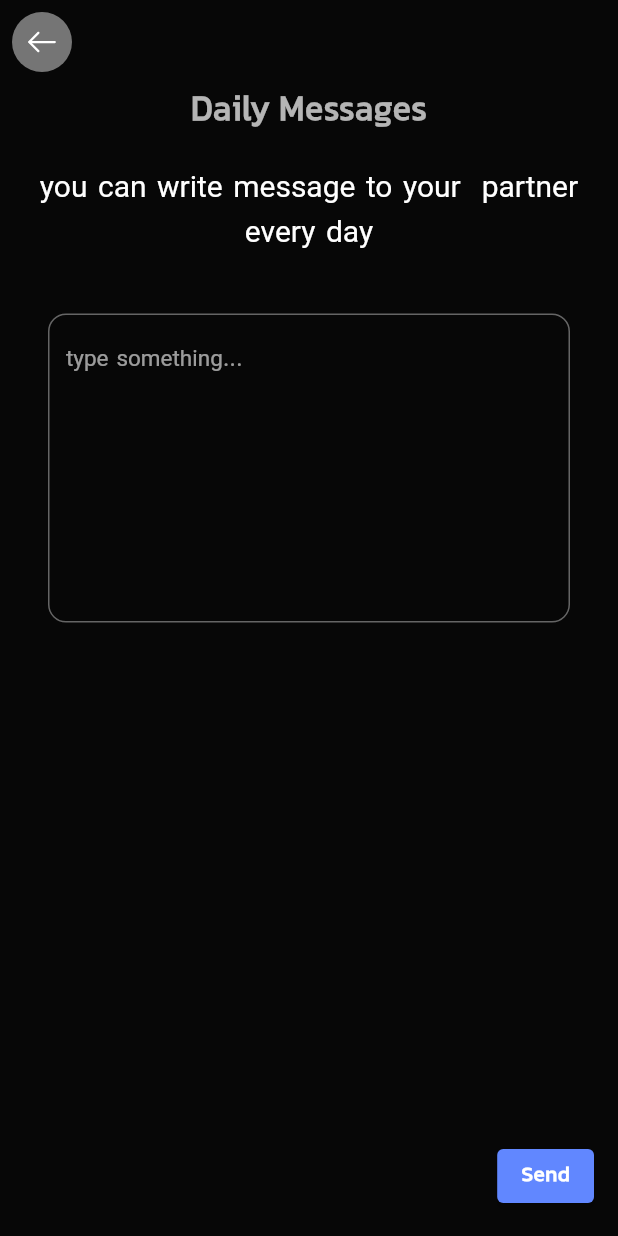
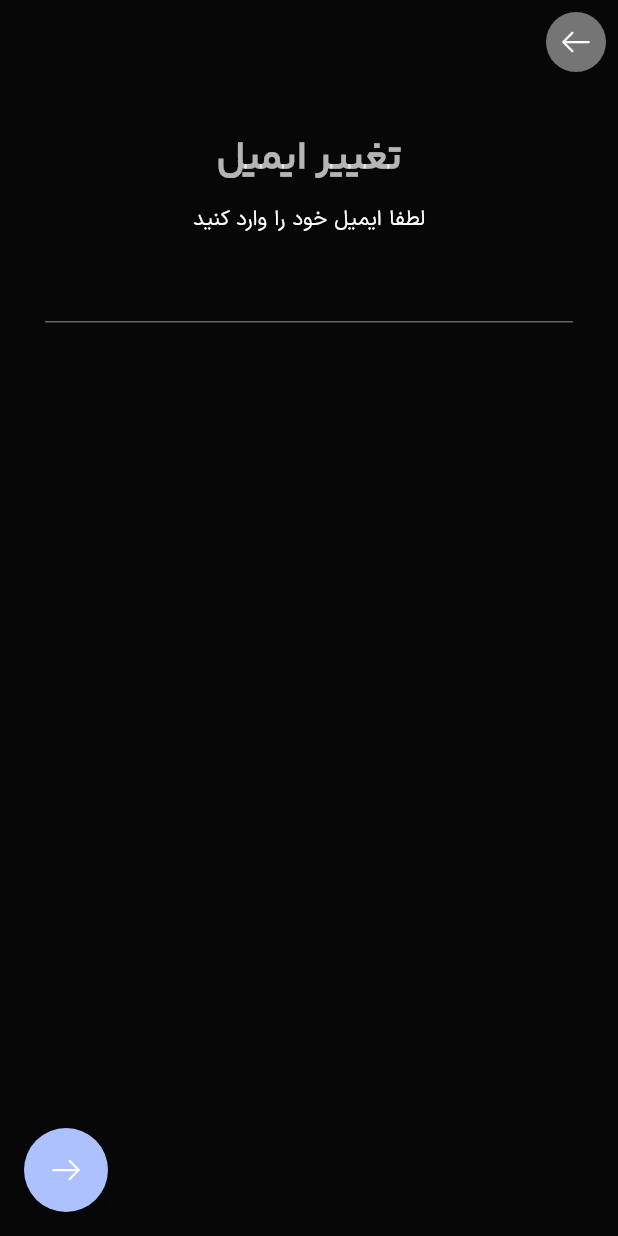
Before and after one commit to Abolfazl-MI/deltangi, a Flutter app: the screen it shows after launch, on a phone screen of 412 x 824 dp. Run offline on Flutter 3.47's test engine with Material 2 defaults, Android fonts, the light colour scheme and no system bars; our stand-ins replace flutter_svg, get, intl_phone_field, pinput, styled_text.

Commit message:
added edit email screen ui

```diff
--- a/lib/controllers/language_controller.dart
+++ b/lib/controllers/language_controller.dart
@@ -32,13 +32,17 @@ class LanguageConstant {
   static const String dailyNote = 'daily_notes';
   static const String youCouldWriteDailyNotes = 'you_could_write_daily_notes';
   static const String send = 'send';
+  static const String editEmail = 'editEmail';
+  static const String pleaseEnterEmail = 'please_enter_email_address';
 }
 
 class Language extends Translations {
   @override
   Map<String, Map<String, String>> get keys => {
         "fa_IR": {
-          LanguageConstant.send:'ارسال',
+          LanguageConstant.pleaseEnterEmail: 'لطفا ایمیل خود را وارد کنید',
+          LanguageConstant.editEmail: 'تغییر ایمیل',
+          LanguageConstant.send: 'ارسال',
           LanguageConstant.dailyNote: 'متن روزانه',
           LanguageConstant.youCouldWriteDailyNotes:
               'هر روز میتونید متنی برای پارتنر خود بنویسید',
@@ -76,7 +80,9 @@ class Language extends Translations {
           LanguageConstant.minAgo: 'دقیقه قبل',
         },
         "en_US": {
-          LanguageConstant.send:'Send',
+          LanguageConstant.pleaseEnterEmail: 'Please enter your Email Address',
+          LanguageConstant.editEmail: 'Change your email',
+          LanguageConstant.send: 'Send',
           LanguageConstant.minAgo: 'minute ago',
           LanguageConstant.shareYourFelling:
               "Share your feeling with your <color>partner</color>",
--- a/lib/main.dart
+++ b/lib/main.dart
@@ -32,8 +32,8 @@ class MyApp extends StatelessWidget {
       themeMode: ThemeMode.dark,
       translations: Language(),
       getPages: AppRouter.pages,
-      initialRoute: AppRouteNames.dailyNotes,
-      locale: Locale('en', 'US'),
+      initialRoute: AppRouteNames.editEmailScreen,
+      locale: Locale('fa', 'IR'),
       fallbackLocale: Locale('en', 'US'),
     );
   }
--- a/lib/views/router/route_names.dart
+++ b/lib/views/router/route_names.dart
@@ -7,5 +7,6 @@ class AppRouteNames {
   static const String completeProfileScreen = '/completeProfileScreen';
   static const String findYourPartner = "/findYourPartner";
   static const String notificationSettingPage = '/notificationSettingScreen';
-  static const String dailyNotes='/dailyNotesScreen';
+  static const String dailyNotes = '/dailyNotesScreen';
+  static const String editEmailScreen = '/editEmailScreen';
 }
--- a/lib/views/router/router.dart
+++ b/lib/views/router/router.dart
@@ -1,6 +1,7 @@
 import 'package:deltangi/views/router/route_names.dart';
 import 'package:deltangi/views/screens/complete_profile/complete_profile_screen.dart';
 import 'package:deltangi/views/screens/daily_notes/daily_note_screeen.dart';
+import 'package:deltangi/views/screens/edit_email_screen/edit_email_screen.dart';
 import 'package:deltangi/views/screens/find_your_partner/find_your_partnner.dart';
 import 'package:deltangi/views/screens/introduction/intro_screen.dart';
 import 'package:deltangi/views/screens/notification_setting/notification_setting.dart';
@@ -32,6 +33,13 @@ class AppRouter {
     GetPage(
         name: AppRouteNames.notificationSettingPage,
         page: () => NotificationSettingScreen()),
-    GetPage(name: AppRouteNames.dailyNotes, page: () => DailyNoteScreen())
+    GetPage(
+      name: AppRouteNames.dailyNotes,
+      page: () => DailyNoteScreen(),
+    ),
+    GetPage(
+      name: AppRouteNames.editEmailScreen,
+      page: () => EditEmailScreen(),
+    )
   ];
 }
--- /dev/null
+++ b/lib/views/screens/edit_email_screen/edit_email_screen.dart
@@ -0,0 +1,66 @@
+import 'package:deltangi/controllers/language_controller.dart';
+import 'package:deltangi/gen/assets.gen.dart';
+import 'package:deltangi/views/widgets/icon_button_background.dart';
+import 'package:flutter/material.dart';
+import 'package:flutter_svg/svg.dart';
+import 'package:get/get.dart';
+
+class EditEmailScreen extends StatelessWidget {
+  const EditEmailScreen({super.key});
+
+  @override
+  Widget build(BuildContext context) {
+    TextTheme textTheme = Theme.of(context).textTheme;
+    return Scaffold(
+      floatingActionButton: FloatingActionButton(
+        onPressed: () {},
+        child: SvgPicture.asset(Assets.icons.arrowForward),
+      ),
+      appBar: AppBar(
+        elevation: 0,
+        backgroundColor: Colors.transparent,
+        leading: Padding(
+          padding: const EdgeInsets.all(8.0),
+          child: CircleIconButton(
+            iconPath: Assets.icons.arrowLeft,
+            onTap: () {},
+          ),
+        ),
+      ),
+      body: Column(
+        children: [
+          SizedBox(
+            height: 30,
+          ),
+          Center(
+            child: Text(
+              LanguageConstant.editEmail.tr,
+              style: textTheme.headlineLarge!
+                  .copyWith(fontSize: 26, fontWeight: FontWeight.bold),
+            ),
+          ),
+          SizedBox(
+            height: 10,
+          ),
+          Center(
+            child: Text(
+              LanguageConstant.pleaseEnterEmail.tr,
+              style: textTheme.bodyLarge!.copyWith(fontSize: 14),
+            ),
+          ),
+          SizedBox(
+            height: 10,
+          ),
+          Padding(
+            padding: const EdgeInsets.symmetric(horizontal: 30),
+            child: TextFormField(
+              onTapOutside: (value) {
+                FocusScope.of(context).unfocus();
+              },
+            ),
+          )
+        ],
+      ),
+    );
+  }
+}
```
